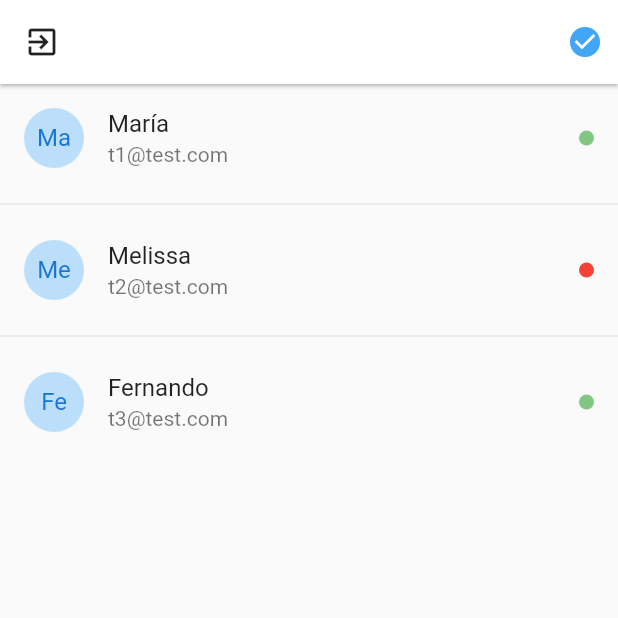
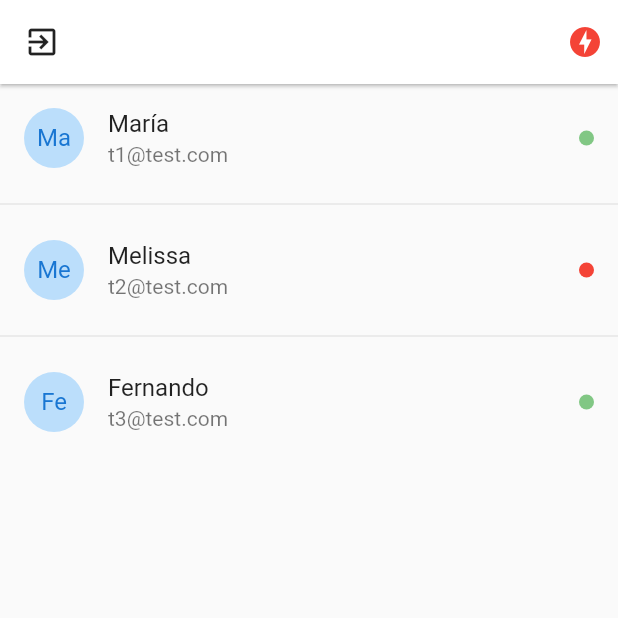
Before and after one commit to CRUXsur/flutter-chat-app, a Flutter app: the UsuariosPage screen opened by its route, on a phone screen of 412 x 824 dp, the top half of it. Run offline on Flutter 3.47's test engine with Material 2 defaults, Android fonts, the phone set to English and light mode, and no system bars; drawn by our look-alikes of pull_to_refresh; our stand-ins replace flutter_secure_storage, socket_io_client; accounts and stored records are empty; network calls fail.

Commit message:
Cambiar icono cuando hay conexion con el Socket Server

```diff
--- a/lib/pages/usuarios_page.dart
+++ b/lib/pages/usuarios_page.dart
@@ -59,7 +59,9 @@ class _UsuariosPageState extends State<UsuariosPage> {
         actions: <Widget>[
           Container(
             margin: EdgeInsets.only(right: 10),
-            child: Icon(Icons.check_circle, color: Colors.blue[400]),
+            child: (socketService.serverStatus == ServerStatus.Online)
+                ? Icon(Icons.check_circle, color: Colors.blue[400])
+                : Icon(Icons.offline_bolt, color: Colors.red),
             // child: Icon( Icons.offline_bolt, color: Colors.red ),
           )
         ],
```
